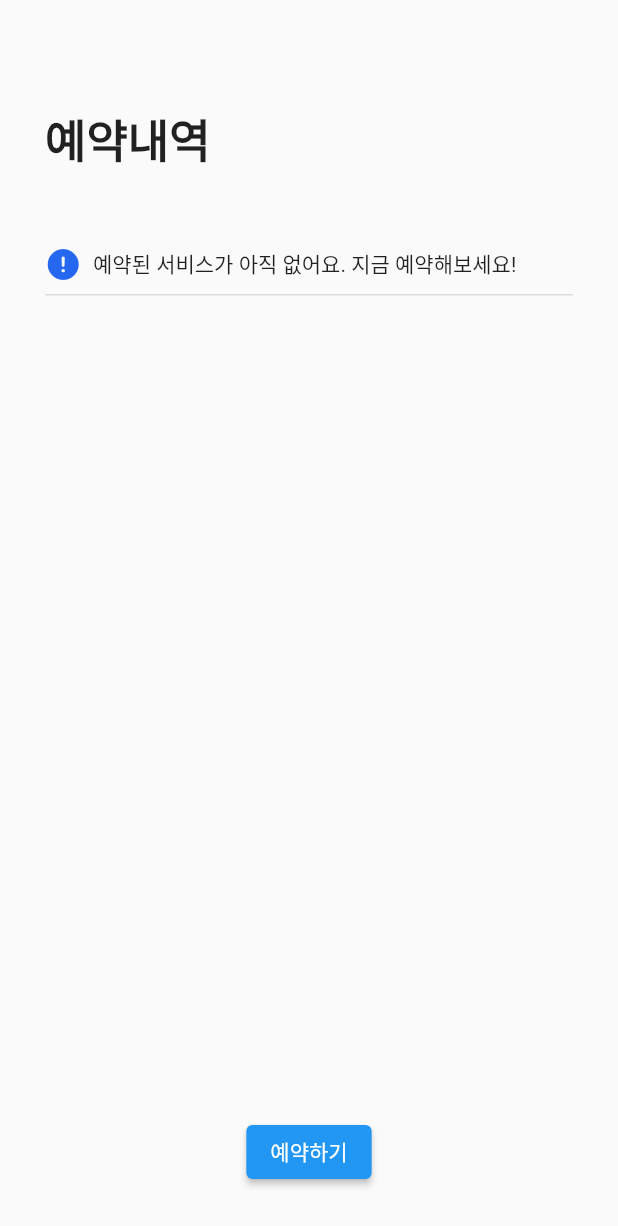
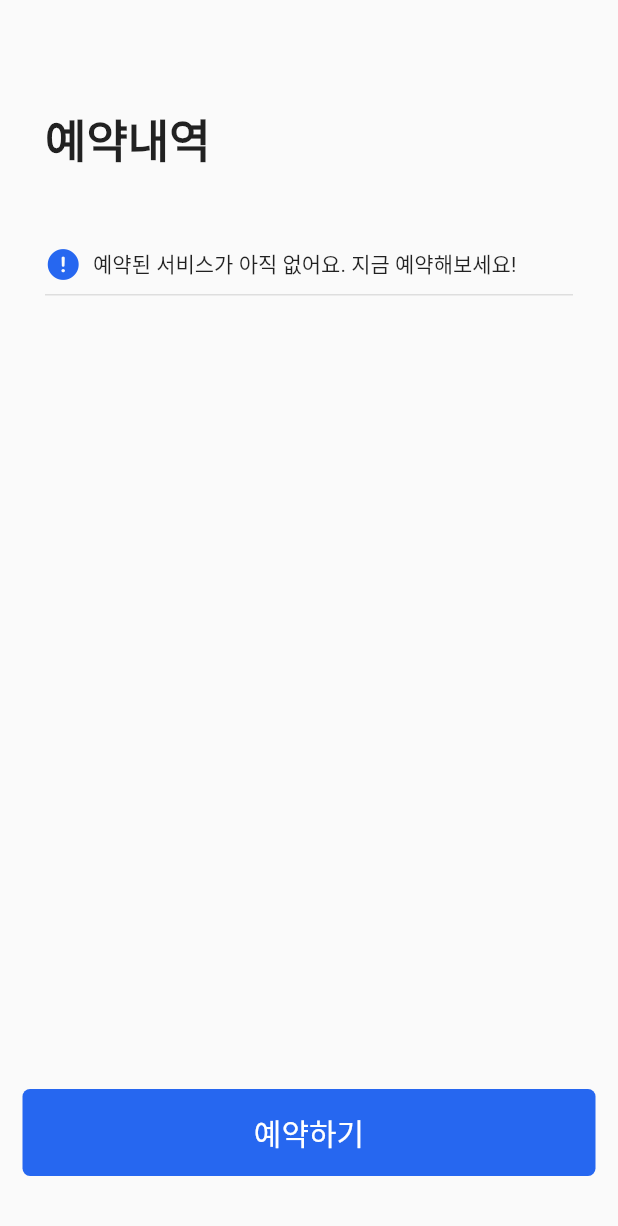
Before and after one commit to JunHyeongAn/vscode_flutter, a Flutter app: the Miso2 screen opened directly, on a phone screen of 412 x 824 dp. Shown: the top 1226 px of the screen. Run offline on Flutter 3.47's test engine with Material 2 defaults, Android fonts, the phone set to English and light mode, and no system bars.

Commit message:
miso2 end

```diff
--- a/miso_starbucks/lib/miso/miso_1.dart
+++ b/miso_starbucks/lib/miso/miso_1.dart
@@ -1,3 +1,5 @@
+// ignore_for_file: avoid_print
+
 import 'package:flutter/cupertino.dart';
 import 'package:flutter/material.dart';
 
--- a/miso_starbucks/lib/miso/miso_2.dart
+++ b/miso_starbucks/lib/miso/miso_2.dart
@@ -1,6 +1,5 @@
 import 'package:flutter/cupertino.dart';
 import 'package:flutter/material.dart';
-import 'package:miso_starbucks/main.dart';
 
 class Miso2 extends StatelessWidget {
   const Miso2({Key? key, required this.mainColor}) : super(key: key);
@@ -8,9 +7,11 @@ class Miso2 extends StatelessWidget {
 
   @override
   Widget build(BuildContext context) {
-    return SafeArea(
+    return Scaffold(
+      body: SafeArea(
+        child: SizedBox(
+          width: double.infinity,
           child: Stack(
-        alignment: Alignment.center,
             children: [
               Container(
                 padding: EdgeInsets.symmetric(horizontal: 30),
@@ -46,7 +47,8 @@ class Miso2 extends StatelessWidget {
                               color: mainColor,
                             ),
                           ),
-                      Text("예약된 서비스가 아직 없어요. 지금 예약해보세요!")
+                          Text("예약된 서비스가 아직 없어요. 지금 예약해보세요!"),
+                          Divider(color: Colors.grey),
                         ],
                       ),
                     )
@@ -56,18 +58,38 @@ class Miso2 extends StatelessWidget {
 
               // button
 
-          Positioned(
-            bottom: 32,
+              GestureDetector(
+                onTap: () => {
+                  print("Tap 예약하기"),
+                },
+                child: Padding(
+                  padding: const EdgeInsets.only(bottom: 40),
+                  child: Align(
+                    alignment: Alignment.bottomCenter,
                     child: Container(
-              alignment: Alignment.center,
-              child: ElevatedButton(
-                onPressed: () {},
-                child: Text("예약하기"),
+                      decoration: BoxDecoration(
+                        color: mainColor,
+                        borderRadius: BorderRadius.circular(5),
+                      ),
+                      width: MediaQuery.of(context).size.width - 30,
+                      height: 58,
+                      child: Center(
+                        child: Text(
+                          "예약하기",
+                          style: TextStyle(
+                            fontSize: 20,
+                            color: Colors.white,
+                          ),
+                        ),
+                      ),
+                    ),
                   ),
                 ),
               )
             ],
           ),
+        ),
+      ),
     );
   }
 }
```
Lines whose indentation alone changed are shown as unchanged.
